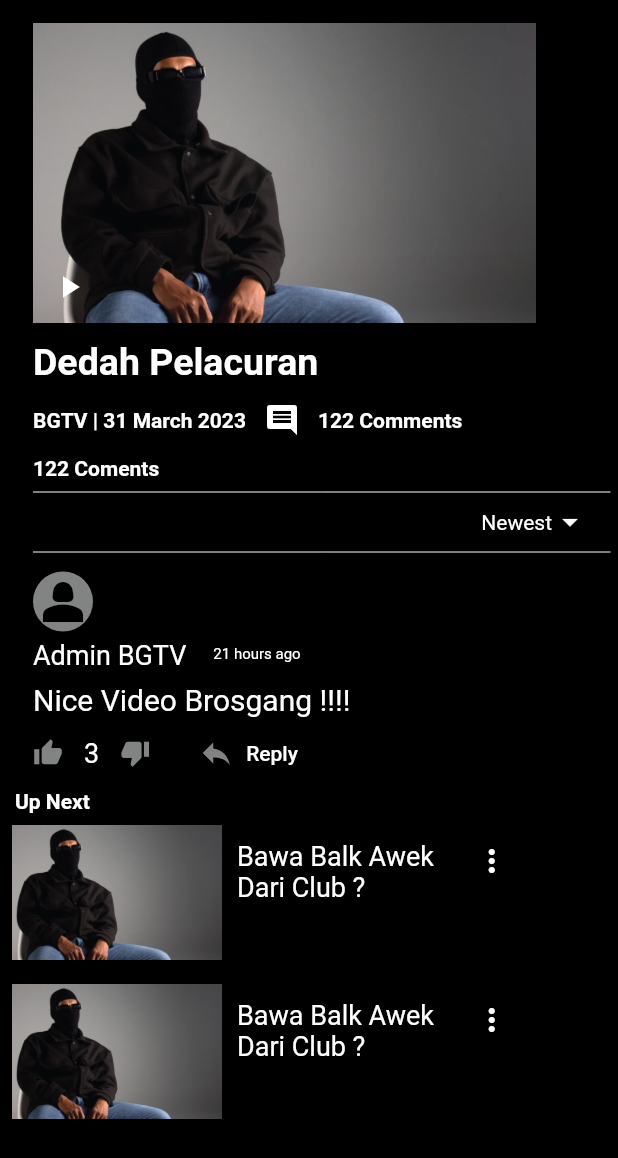
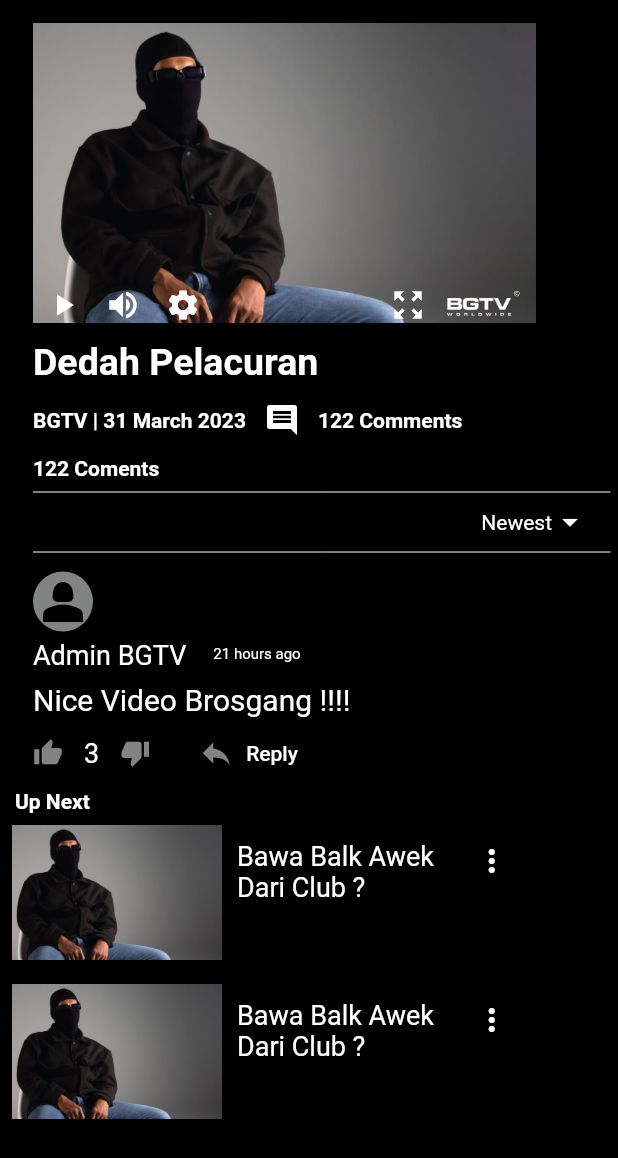
Before and after one commit to arshadmallik47/bgtv_App, a Flutter app: the ExplorePage screen opened directly, after a tap on "BF Paling Sial !!!", on a phone screen of 412 x 824 dp. Shown: the top 1158 px of the screen. Run offline on Flutter 3.47's test engine with Material 2 defaults, Android fonts, the phone set to English and light mode, and no system bars; our stand-ins replace persistent_bottom_nav_bar.

Commit message:
ui changes

```diff
--- a/lib/ui/pages/explore _page/explore_page.dart
+++ b/lib/ui/pages/explore _page/explore_page.dart
@@ -9,7 +9,8 @@ class ExplorePage extends StatelessWidget {
 
     return Scaffold(
       backgroundColor: Colors.black,
-      body: Column(
+      body: SingleChildScrollView(
+        child: Column(
           crossAxisAlignment: CrossAxisAlignment.start,
           children: [
             const SizedBox(
@@ -124,6 +125,7 @@ class ExplorePage extends StatelessWidget {
             ),
           ],
         ),
+      ),
     );
   }
 }
--- a/lib/ui/pages/explore _page/video_watch_page.dart
+++ b/lib/ui/pages/explore _page/video_watch_page.dart
@@ -1,3 +1,5 @@
+import 'dart:ui';
+
 import 'package:bgtv/widgets/watch_vedio.dart';
 import 'package:flutter/material.dart';
 
@@ -19,24 +21,57 @@ class WatchToVideo extends StatelessWidget {
                   height: 200,
                   width: 335,
                   decoration: const BoxDecoration(
-
                     image: DecorationImage(
                       image: AssetImage('assets/images/image1.jpg'),
                       fit: BoxFit.cover,
                     ),
                   ),
                   child: Row(
-                    //mainAxisAlignment: MainAxisAlignment.spaceAround,
+                   // mainAxisAlignment: MainAxisAlignment.spaceAround,
                     crossAxisAlignment: CrossAxisAlignment.end,
                     children: [
                       IconButton(
-
+                        constraints: const BoxConstraints(maxHeight: 32),
                         onPressed: () {},
                         icon: const Icon(
                           Icons.play_arrow,
                           color: Colors.white,
                         ),
-                      )
+                      ),
+                      IconButton(
+                        onPressed: () {},
+                         constraints: const BoxConstraints(maxHeight: 32),
+                        icon: const Icon(
+                          Icons.volume_up,
+                          color: Colors.white,
+                        ),
+                      ),
+                      IconButton(
+                        onPressed: () {},
+                        constraints: const BoxConstraints(maxHeight: 32),
+                        icon: const Icon(
+                          Icons.settings,
+                          color: Colors.white,
+                        ),
+                      ),
+                      SizedBox(width: 110,),
+                      IconButton(
+                        constraints: BoxConstraints(maxHeight: 32),
+                        onPressed: () {},
+                        icon: const Icon(
+                          Icons.zoom_out_map,
+                          color: Colors.white,
+                        ),
+
+                      ),
+                      Image.asset(
+
+                        'assets/images/bgtvlogo.png', width: 60, height: 25,)
+                      // Container(
+                      //   decoration: BoxDecoration(
+                      //     image: DecorationImage(image: AssetImage('assets/images/applogo.png'))
+                      //   ),
+                      // )
                       // Icon(
                       //   Icons.play_arrow,
                       //   color: Colors.white,
@@ -260,35 +295,8 @@ class WatchToVideo extends StatelessWidget {
                   ),
                 ),
               ),
-              WatchvideoCategory(),
-              WatchvideoCategory(),
-              // Padding(
-              //   padding: const EdgeInsets.all(8.0),
-              //   child: Row(
-              //     crossAxisAlignment: CrossAxisAlignment.start,
-              //     children: [
-              //       Container(
-              //         height: 90,
-              //         width: 140,
-              //         decoration: const BoxDecoration(
-              //           color: Colors.amber,
-              //           image: DecorationImage(
-              //               image: AssetImage('assets/images/image1.jpg'),
-              //               fit: BoxFit.cover),
-              //         ),
-              //       ),
-              //       const Padding(
-              //         padding: EdgeInsets.all(10.0),
-              //         child: Text(
-              //           'Bawa Balk Awek \nDari Club ?',
-              //           style: TextStyle(color: Colors.white, fontSize: 18),
-              //         ),
-              //       ),
-              //       IconButton(onPressed: (){}, icon: const Icon(Icons.more_vert, color: Colors.white,),
-              //       )
-              //     ],
-              //   ),
-              // )
+              const WatchvideoCategory(),
+              const WatchvideoCategory(),
             ],
           ),
         ),
--- a/lib/ui/pages/profile_page/widgets/view_selector _widget.dart
+++ b/lib/ui/pages/profile_page/widgets/view_selector _widget.dart
@@ -1,3 +1,5 @@
+// ignore_for_file: file_names
+
 import 'package:flutter/material.dart';
 
 class ViewSelectorWidget extends StatelessWidget {
```
Also changed, not shown: lib/ui/pages/profile_page/profile_page.dart (+14 -12 lines). Lines whose indentation alone changed are shown as unchanged.
